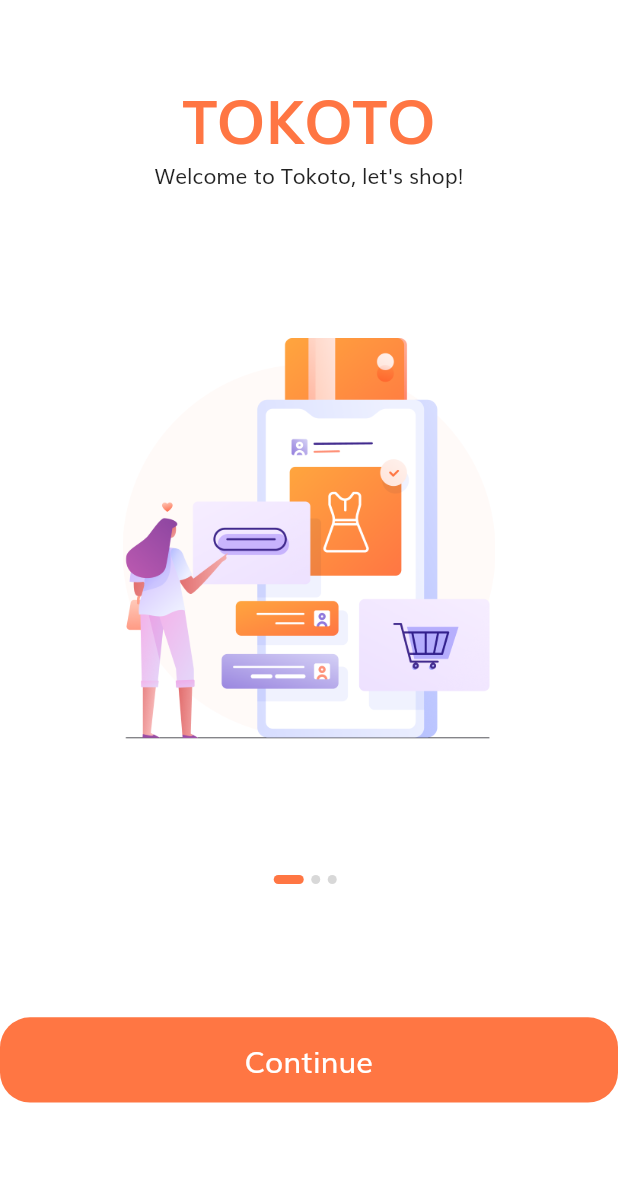
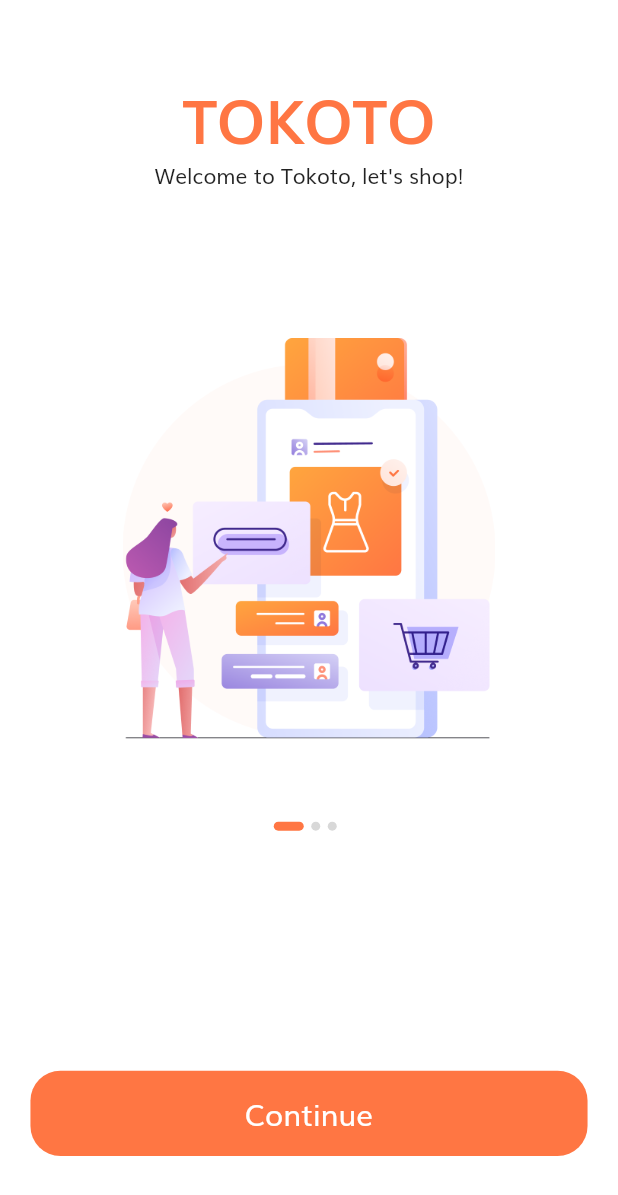
Before and after one commit to vietanh1408/e-commerce-app-flutter, a Flutter app: the screen it shows after launch, on a phone screen of 412 x 824 dp. Shown: the top 1195 px of the screen. Run offline on Flutter 3.47's test engine with Material 2 defaults, Android fonts, the phone set to English and light mode, and no system bars.

Commit message:
update spacing button splash screen

```diff
--- a/lib/modules/splash/widgets/body.dart
+++ b/lib/modules/splash/widgets/body.dart
@@ -1,4 +1,5 @@
 import 'package:flutter/material.dart';
+import 'package:initproject/config/size_config/size_config.dart';
 import 'package:initproject/constants/constants.dart';
 import 'package:initproject/modules/splash/widgets/splash_content.dart';
 import 'package:initproject/modules/sign_in/sign_in_screen.dart';
@@ -53,6 +54,10 @@
             ),
             Expanded(
               flex: 2,
+              child: Padding(
+                padding: EdgeInsets.symmetric(
+                  horizontal: getProportionateScreenHeight(20),
+                ),
                 child: Column(
                   children: <Widget>[
                     const Spacer(),
@@ -63,15 +68,19 @@
                         (index) => buildDot(index: index),
                       ),
                     ),
-                  const Spacer(),
+                    const Spacer(flex: 3),
                     DefaultButton(
                       text: "Continue",
                       press: () {
-                      Navigator.pushNamed(context, SignInScreen.routeName);
+                        Navigator.pushNamed(
+                          context,
+                          SignInScreen.routeName,
+                        );
                       },
                     ),
                     const Spacer(),
                   ],
+                ),
               ),
             ),
           ],
```
Lines whose indentation alone changed are shown as unchanged.
